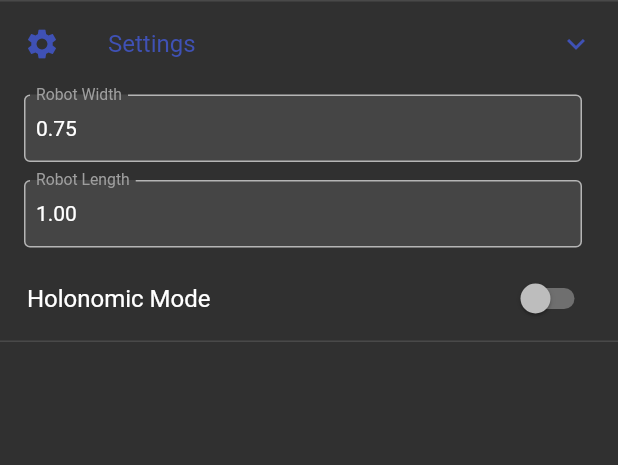
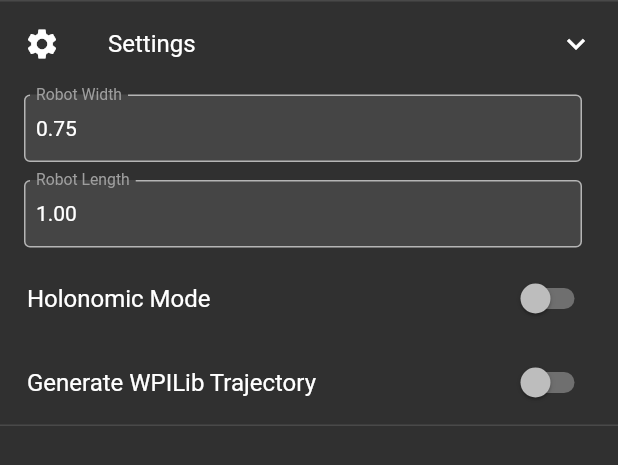
Before and after one commit to mjansen4857/pathplanner, a Flutter app: the SettingsTile widget shown alone on an empty page, opened directly, after a tap on "Settings", on a phone screen of 412 x 824 dp. Shown: the top 465 px of the screen. Run offline on Flutter 3.47's test engine with Material 2 defaults, Android fonts, the phone set to English and light mode, and no system bars; our stand-ins replace flutter_slidable, package_info_plus, shared_preferences, tuple, visibility_detector; missing offline and left inert: bitsdojo_window, file_selector, github, macos_secure_bookmarks, process_run, undo and 1 more; accounts and stored records are empty.

Commit message:
add prerequisite UI and settings for json generation

```diff
--- a/lib/pages/home_page.dart
+++ b/lib/pages/home_page.dart
@@ -41,6 +41,7 @@ class _HomePageState extends State<HomePage> with TickerProviderStateMixin {
   double _robotWidth = 0.75;
   double _robotLength = 1.0;
   bool _holonomicMode = false;
+  bool _generateJSON = false;
   bool _updateAvailable = false;
   late AnimationController _updateController;
   late AnimationController _welcomeController;
@@ -87,6 +88,7 @@ class _HomePageState extends State<HomePage> with TickerProviderStateMixin {
         _robotWidth = _prefs.getDouble('robotWidth') ?? 0.75;
         _robotLength = _prefs.getDouble('robotLength') ?? 1.0;
         _holonomicMode = _prefs.getBool('holonomicMode') ?? false;
+        _generateJSON = _prefs.getBool('generateJSON') ?? false;
       });
     });
 
@@ -464,6 +466,8 @@ class _HomePageState extends State<HomePage> with TickerProviderStateMixin {
                                 _prefs.getDouble('robotLength') ?? 1.0;
                             _holonomicMode =
                                 _prefs.getBool('holonomicMode') ?? false;
+                            _generateJSON =
+                                _prefs.getBool('generateJSON') ?? false;
                           });
                         },
                       ),
@@ -534,7 +538,7 @@ class _HomePageState extends State<HomePage> with TickerProviderStateMixin {
       return Center(
         child: Container(
           child: PathEditor(_currentPath!, _robotWidth, _robotLength,
-              _holonomicMode, _pathsDir!.path),
+              _holonomicMode, _generateJSON, _pathsDir!.path),
         ),
       );
     } else {
--- a/lib/widgets/drawer_tiles/settings_tile.dart
+++ b/lib/widgets/drawer_tiles/settings_tile.dart
@@ -22,6 +22,7 @@ class _SettingsTileState extends State<SettingsTile>
   double _width = 0.75;
   double _length = 1.0;
   bool _holonomic = false;
+  bool _generateJSON = false;
 
   late AnimationController _controller;
   late Animation<double> _iconTurns;
@@ -41,6 +42,7 @@ class _SettingsTileState extends State<SettingsTile>
           _width = _prefs!.getDouble('robotWidth') ?? 0.75;
           _length = _prefs!.getDouble('robotLength') ?? 1.0;
           _holonomic = _prefs!.getBool('holonomicMode') ?? false;
+          _generateJSON = _prefs!.getBool('generateJSON') ?? false;
         }
       });
     });
@@ -49,7 +51,10 @@ class _SettingsTileState extends State<SettingsTile>
   @override
   Widget build(BuildContext context) {
     return ExpansionTile(
-      leading: Icon(Icons.settings),
+      leading: Icon(
+        Icons.settings,
+        color: Colors.white,
+      ),
       onExpansionChanged: (expanded) {
         setState(() {
           if (expanded) {
@@ -61,9 +66,15 @@ class _SettingsTileState extends State<SettingsTile>
       },
       trailing: RotationTransition(
         turns: _iconTurns,
-        child: Icon(Icons.expand_less),
+        child: Icon(
+          Icons.expand_less,
+          color: Colors.white,
+        ),
       ),
-      title: Text('Settings'),
+      title: Text(
+        'Settings',
+        style: TextStyle(color: Colors.white),
+      ),
       children: [
         buildTextField(context, 'Robot Width', (value) {
           if (value != null && _prefs != null) {
@@ -105,12 +116,30 @@ class _SettingsTileState extends State<SettingsTile>
             child: Text('Holonomic Mode'),
           ),
         ),
+        SwitchListTile(
+          value: _generateJSON,
+          activeColor: Colors.indigoAccent,
+          contentPadding: EdgeInsets.symmetric(vertical: 0, horizontal: 16),
+          onChanged: (val) {
+            _prefs!.setBool('generateJSON', val);
+            setState(() {
+              _generateJSON = val;
+            });
+            if (widget.onSettingsChanged != null) {
+              widget.onSettingsChanged!.call();
+            }
+          },
+          title: Padding(
+            padding: const EdgeInsets.only(left: 2),
+            child: Text('Generate WPILib Trajectory'),
+          ),
+        ),
       ],
     );
   }
 
   Widget buildTextField(BuildContext context, String label,
-      ValueChanged onSubmitted, String text) {
+      ValueChanged? onSubmitted, String text) {
     return Padding(
       padding: const EdgeInsets.fromLTRB(16, 6, 24, 6),
       child: Container(
```
Also changed, not shown: lib/robot_path/robot_path.dart (+18 -5 lines), lib/widgets/path_editor/path_editor.dart (+19 -1 lines), lib/widgets/path_editor/wpilib_settings_card.dart (added, +141 -0 lines).
